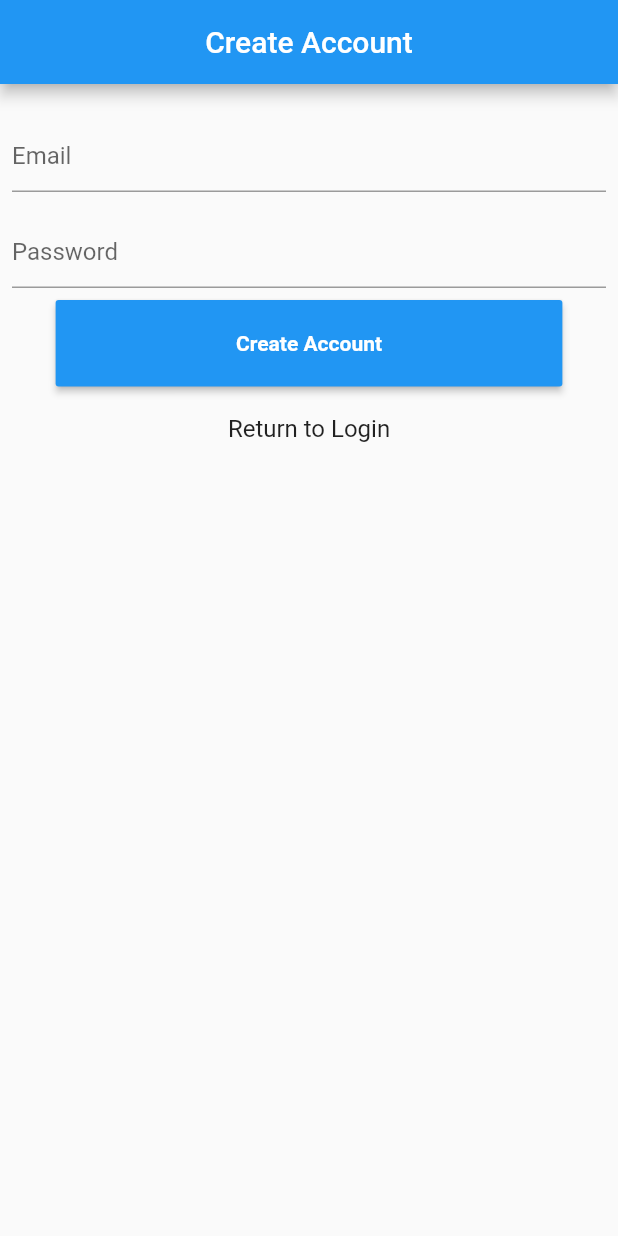
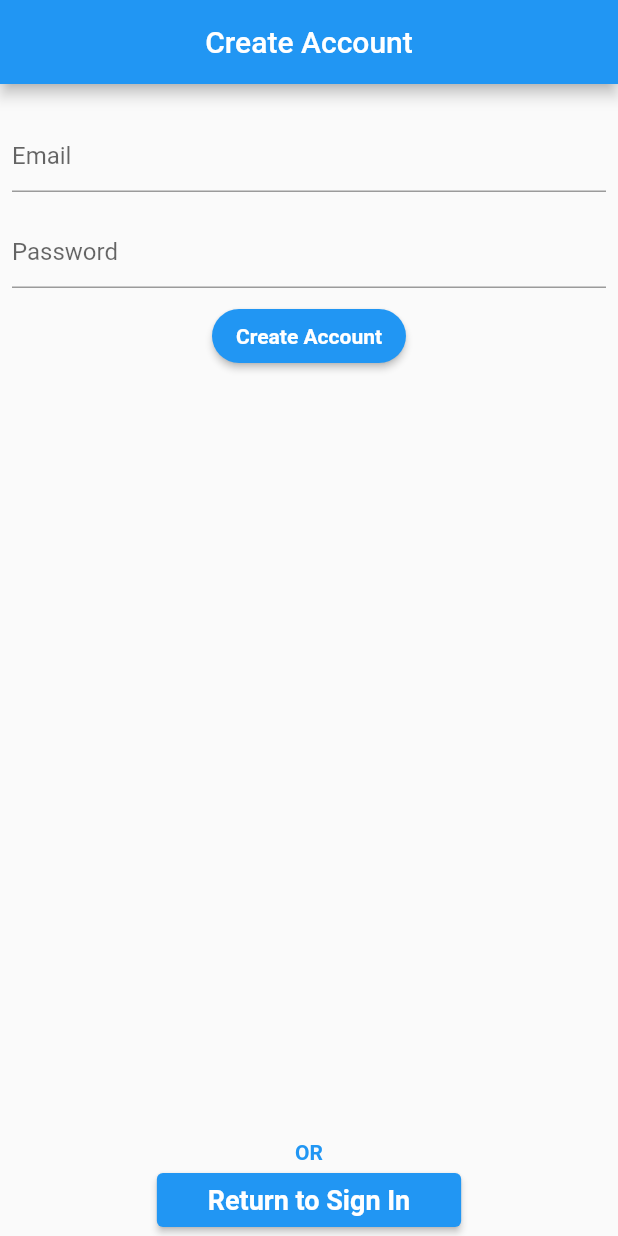
Before and after one commit to Dosmaster4life/iLiftHackathon, a Flutter app: the screen it shows after launch, after a tap on "Create Account", on a phone screen of 412 x 824 dp. Run offline on Flutter 3.47's test engine with Material 2 defaults, Android fonts, the light colour scheme and no system bars; our stand-ins replace cloud_firestore, firebase_auth, firebase_core; accounts and stored records are empty.

Commit message:
Updated Graphic Design

```diff
--- a/lib/Custom Widgets/home_appbar.dart
+++ b/lib/Custom Widgets/home_appbar.dart
@@ -19,8 +19,21 @@ class HomeAppBar extends StatelessWidget implements PreferredSizeWidget {
   }
   Widget build(BuildContext context) {
     return AppBar(
-      backgroundColor: Colors.blue,
-      title: Text(getScreenText()),
+      backgroundColor: Colors.white,
+      elevation: 0,
+      title: Text(
+          getScreenText(),
+        style: TextStyle(
+          color: Colors.blue,fontWeight: FontWeight.bold,fontSize: 30,fontFamily: "Verdana"
+        ),
+      ),
+      bottom:   PreferredSize (
+        preferredSize: const Size.fromHeight(4),
+        child : Container(
+          color: Colors.grey,
+          height:  1,
+        )
+      ),
     );
   }
 }
--- a/lib/Screens/signin.dart
+++ b/lib/Screens/signin.dart
@@ -25,7 +25,9 @@ class _SignInState extends State<SignIn> {
           centerTitle: true,
           title: const Text('Login'),
         ),
-        body: Column(children: [
+        body: Stack(children: <Widget>[
+          Column(
+            children: [
               Text(errorCode),
               Padding(
                 padding: const EdgeInsets.all(8.0),
@@ -53,9 +55,12 @@ class _SignInState extends State<SignIn> {
                 ButtonTheme(
                   minWidth: MediaQuery.of(context).size.width * .82,
                   height: MediaQuery.of(context).size.height * .07,
-              child: RaisedButton(
-                  color: Theme.of(context).colorScheme.secondary,
-                  textColor: Colors.white,
+                  child: ElevatedButton(
+                      style: ElevatedButton.styleFrom(
+                        shape: RoundedRectangleBorder(
+                          borderRadius: BorderRadius.circular(15.0),
+                        ),
+                      ),
                       child: const Text(
                         "Login",
                         style: TextStyle(fontWeight: FontWeight.bold),
@@ -69,8 +74,10 @@ class _SignInState extends State<SignIn> {
                                 .instance
                                 .signInWithEmailAndPassword(
                                     email: userEmail, password: userPassword);
-                        Navigator.of(context).pushReplacement(MaterialPageRoute(
-                            builder: (context) => const NavigationBottomBar()));
+                            Navigator.of(context).pushReplacement(
+                                MaterialPageRoute(
+                                    builder: (context) =>
+                                        const NavigationBottomBar()));
                           } on FirebaseAuthException catch (e) {
                             setState(() {
                               errorCode = 'Incorrect Credentials';
@@ -79,37 +86,66 @@ class _SignInState extends State<SignIn> {
                         }
                       }),
                 ),
-
               ]),
               ListTile(
-              title: new Center(child: Text("Create Account")),
+                  title: Center(
+                      child: const Text("Forgot Password?",
+                          style: TextStyle(
+                              color: Colors.blue,
+                              fontWeight: FontWeight.bold,
+                              fontSize: 14))),
                   onTap: () => {
-              Navigator.of(context).pushReplacement(MaterialPageRoute(
-              builder: (context) => const SignUp())),
-              }),
-          ListTile(
-              title: Center(child: const Text("Reset Password")),
-              onTap: () => {
-    if(userEmail.isNotEmpty && userEmail.contains(".com") && userEmail.contains("@")) { // makes sure its an email address
+                        if (userEmail.isNotEmpty &&
+                            userEmail.contains(".com") &&
+                            userEmail.contains("@"))
+                          {
+                            // makes sure its an email address
 
                             setState(() {
                               passwordReset(userEmail);
                             }),
-      errorCode = "If that email address exist, a reset link will be sent",
-    } else {
+                            errorCode =
+                                "If that email address exist, a reset link will be sent",
+                          }
+                        else
+                          {
                             setState(() {
                               errorCode = "Please enter an email address first";
                             }),
-
                           }
                       })
             ],
-        )
-    );
+          ),
+          Center(
+              child: Column(
+            crossAxisAlignment: CrossAxisAlignment.center,
+            mainAxisSize: MainAxisSize.max,
+            mainAxisAlignment: MainAxisAlignment.end,
+            children: <Widget>[
+              Text(
+                "OR",
+                style:
+                    TextStyle(color: Colors.blue, fontWeight: FontWeight.bold),
+              ),
+              ElevatedButton(
+                  onPressed: () {
+                    Navigator.of(context).pushReplacement(MaterialPageRoute(
+                        builder: (context) => const SignUp()));
+                  },
+                  child:
+                      Text("        Create Account        ",
+                          style: TextStyle(
+                            fontWeight: FontWeight.bold,fontSize: 18,
+                          ))),
+            ],
+          ))
+        ]));
   }
+
   Future<void> passwordReset(String email) async {
     await FirebaseAuth.instance.sendPasswordResetEmail(email: email);
   }
+
   Widget build(BuildContext context) {
     return settingsList();
   }
--- a/lib/Screens/signup.dart
+++ b/lib/Screens/signup.dart
@@ -22,7 +22,7 @@ class _SignUpState extends State<SignUp> {
           centerTitle: true,
           title: const Text('Create Account'),
         ),
-        body: Column(children: [
+        body:Stack(children: <Widget>[Column(children: [
           Text(errorCode),
           Padding(
             padding: const EdgeInsets.all(8.0),
@@ -48,11 +48,10 @@ class _SignUpState extends State<SignUp> {
           ),
           Row(mainAxisAlignment: MainAxisAlignment.spaceAround, children: [
             ButtonTheme(
-              minWidth: MediaQuery.of(context).size.width * .82,
-              height: MediaQuery.of(context).size.height * .07,
-              child: RaisedButton(
-                  color: Theme.of(context).colorScheme.secondary,
-                  textColor: Colors.white,
+              child: ElevatedButton(
+                  style: ElevatedButton.styleFrom(shape: RoundedRectangleBorder(
+                    borderRadius: BorderRadius.circular(28.0),
+                  ),),
                   child: const Text(
                     "Create Account",
                     style: TextStyle(fontWeight: FontWeight.bold),
@@ -77,14 +76,31 @@ class _SignUpState extends State<SignUp> {
             ),
 
           ]),
-          ListTile(
-              title: new Center(child: Text("Return to Login")),
-              onTap: () => {
-              Navigator.of(context).pushReplacement(MaterialPageRoute(
-              builder: (context) => const SignIn())),
-              })
+
         ],
-        )
+        ),   Center(
+            child: Column(
+              crossAxisAlignment: CrossAxisAlignment.center,
+              mainAxisSize: MainAxisSize.max,
+              mainAxisAlignment: MainAxisAlignment.end,
+              children: <Widget>[
+                const Text(
+                  "OR",
+                  style:
+                  TextStyle(color: Colors.blue, fontWeight: FontWeight.bold),
+                ),
+                ElevatedButton(
+                    onPressed: () {
+                      Navigator.of(context).pushReplacement(MaterialPageRoute(
+                          builder: (context) => const SignIn()));
+                    },
+                    child:
+                    const Text("    Return to Sign In    ",
+                        style: TextStyle(
+                          fontWeight: FontWeight.bold,fontSize: 18,
+                        ))),
+              ],
+            ))])
     );
   }
   Widget build(BuildContext context) {
```
Lines whose indentation alone changed are shown as unchanged.
